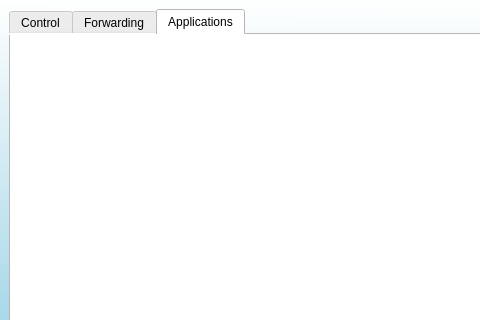
Old version of the form SomoServer/gui.ui in the repository p-sanches/somabits; both pictures show x 0 to 480 and y 0 to 320 of the 1114 by 647 pixel window.
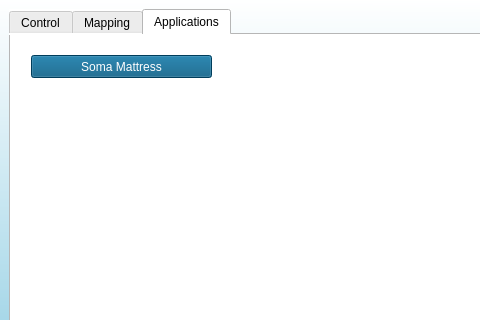
New version of the form. The open tabs and pages were chosen to show the change. Icons and pictures are not drawn.

```diff
--- a/SomoServer/gui.ui
+++ b/SomoServer/gui.ui
@@ -458,7 +458,7 @@
        </palette>
       </property>
       <property name="autoFillBackground">
-       <bool>true</bool>
+       <bool>false</bool>
       </property>
       <property name="styleSheet">
        <string notr="true">background-color: rgb(255, 255, 255);
@@ -564,7 +564,7 @@
          <normaloff>resx/Custom-Icon-Design-Pretty-Office-13-Arrows-Sync.ico</normaloff>resx/Custom-Icon-Design-Pretty-Office-13-Arrows-Sync.ico</iconset>
        </attribute>
        <attribute name="title">
-        <string>Forwarding</string>
+        <string>Mapping</string>
        </attribute>
        <layout class="QGridLayout" name="gridLayout_3">
         <item row="0" column="0">
@@ -606,6 +606,196 @@
        <attribute name="title">
         <string>Applications</string>
        </attribute>
+       <widget class="QPushButton" name="Soma_Mattress_pushButton">
+        <property name="geometry">
+         <rect>
+          <x>20</x>
+          <y>20</y>
+          <width>181</width>
+          <height>23</height>
+         </rect>
+        </property>
+        <property name="palette">
+         <palette>
+          <active>
+           <colorrole role="WindowText">
+            <brush brushstyle="SolidPattern">
+             <color alpha="255">
+              <red>255</red>
+              <green>255</green>
+              <blue>255</blue>
+             </color>
+            </brush>
+           </colorrole>
+           <colorrole role="Button">
+            <brush brushstyle="SolidPattern">
+             <color alpha="255">
+              <red>0</red>
+              <green>85</green>
+              <blue>127</blue>
+             </color>
+            </brush>
+           </colorrole>
+           <colorrole role="Text">
+            <brush brushstyle="SolidPattern">
+             <color alpha="255">
+              <red>255</red>
+              <green>255</green>
+              <blue>255</blue>
+             </color>
+            </brush>
+           </colorrole>
+           <colorrole role="ButtonText">
+            <brush brushstyle="SolidPattern">
+             <color alpha="255">
+              <red>255</red>
+              <green>255</green>
+              <blue>255</blue>
+             </color>
+            </brush>
+           </colorrole>
+           <colorrole role="Base">
+            <brush brushstyle="SolidPattern">
+             <color alpha="255">
+              <red>0</red>
+              <green>85</green>
+              <blue>127</blue>
+             </color>
+            </brush>
+           </colorrole>
+           <colorrole role="Window">
+            <brush brushstyle="SolidPattern">
+             <color alpha="255">
+              <red>0</red>
+              <green>85</green>
+              <blue>127</blue>
+             </color>
+            </brush>
+           </colorrole>
+          </active>
+          <inactive>
+           <colorrole role="WindowText">
+            <brush brushstyle="SolidPattern">
+             <color alpha="255">
+              <red>255</red>
+              <green>255</green>
+              <blue>255</blue>
+             </color>
+            </brush>
+           </colorrole>
+           <colorrole role="Button">
+            <brush brushstyle="SolidPattern">
+             <color alpha="255">
+              <red>0</red>
+              <green>85</green>
+              <blue>127</blue>
+             </color>
+            </brush>
+           </colorrole>
+           <colorrole role="Text">
+            <brush brushstyle="SolidPattern">
+             <color alpha="255">
+              <red>255</red>
+              <green>255</green>
+              <blue>255</blue>
+             </color>
+            </brush>
+           </colorrole>
+           <colorrole role="ButtonText">
+            <brush brushstyle="SolidPattern">
+             <color alpha="255">
+              <red>255</red>
+              <green>255</green>
+              <blue>255</blue>
+             </color>
+            </brush>
+           </colorrole>
+           <colorrole role="Base">
+            <brush brushstyle="SolidPattern">
+             <color alpha="255">
+              <red>0</red>
+              <green>85</green>
+              <blue>127</blue>
+             </color>
+            </brush>
+           </colorrole>
+           <colorrole role="Window">
+            <brush brushstyle="SolidPattern">
+             <color alpha="255">
+              <red>0</red>
+              <green>85</green>
+              <blue>127</blue>
+             </color>
+            </brush>
+           </colorrole>
+          </inactive>
+          <disabled>
+           <colorrole role="WindowText">
+            <brush brushstyle="SolidPattern">
+             <color alpha="255">
+              <red>255</red>
+              <green>255</green>
+              <blue>255</blue>
+             </color>
+            </brush>
+           </colorrole>
+           <colorrole role="Button">
+            <brush brushstyle="SolidPattern">
+             <color alpha="255">
+              <red>0</red>
+              <green>85</green>
+              <blue>127</blue>
+             </color>
+            </brush>
+           </colorrole>
+           <colorrole role="Text">
+            <brush brushstyle="SolidPattern">
+             <color alpha="255">
+              <red>255</red>
+              <green>255</green>
+              <blue>255</blue>
+             </color>
+            </brush>
+           </colorrole>
+           <colorrole role="ButtonText">
+            <brush brushstyle="SolidPattern">
+             <color alpha="255">
+              <red>255</red>
+              <green>255</green>
+              <blue>255</blue>
+             </color>
+            </brush>
+           </colorrole>
+           <colorrole role="Base">
+            <brush brushstyle="SolidPattern">
+             <color alpha="255">
+              <red>0</red>
+              <green>85</green>
+              <blue>127</blue>
+             </color>
+            </brush>
+           </colorrole>
+           <colorrole role="Window">
+            <brush brushstyle="SolidPattern">
+             <color alpha="255">
+              <red>0</red>
+              <green>85</green>
+              <blue>127</blue>
+             </color>
+            </brush>
+           </colorrole>
+          </disabled>
+         </palette>
+        </property>
+        <property name="styleSheet">
+         <string notr="true">background-color: rgb(0, 85, 127);
+color: rgb(255, 255, 255);
+</string>
+        </property>
+        <property name="text">
+         <string>Soma Mattress</string>
+        </property>
+       </widget>
       </widget>
      </widget>
     </item>
```
Left out of the diff: 58 changed lines with no effect on the pictures.
